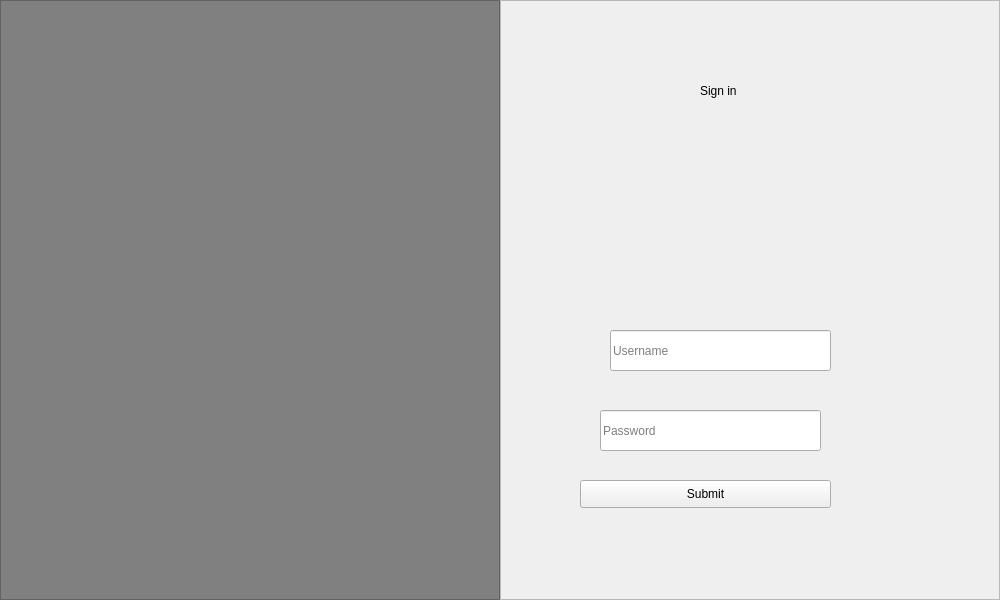
Before: the Qt Designer form POS/UI/login.ui in ReiZedlav/CSCC-21.1-Software-Engineering-1, drawn with Qt 5.
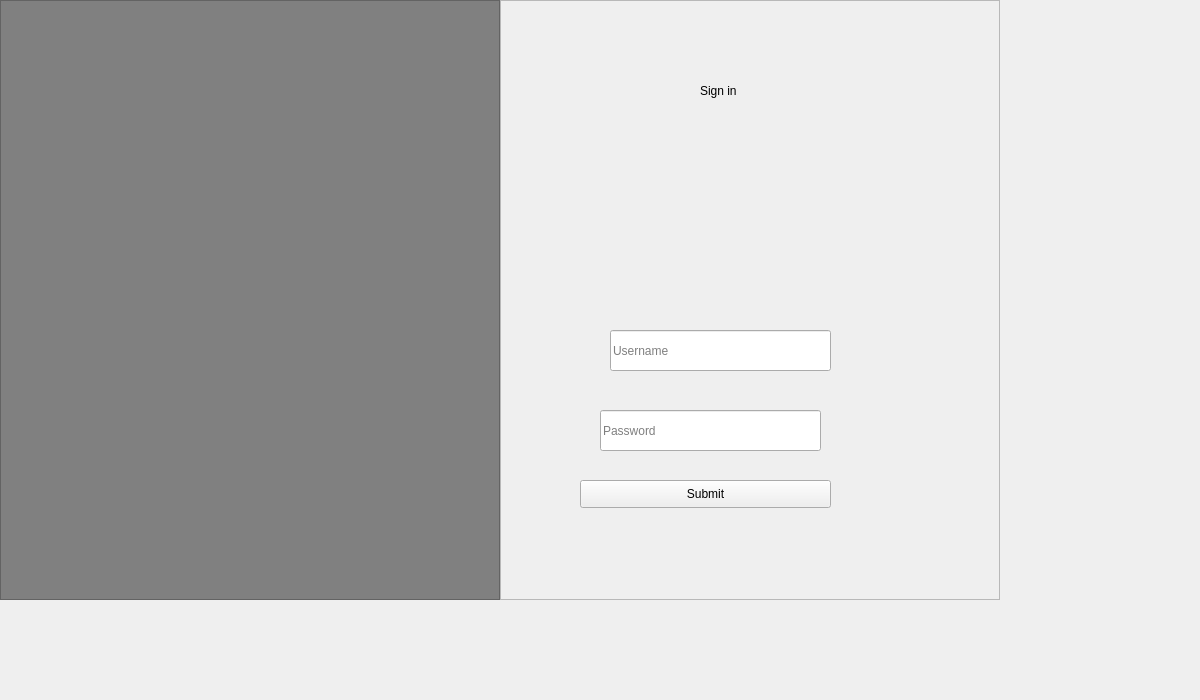
After: the same form once the commit is applied.

The edit to the form file:
```diff
--- a/POS/UI/login.ui
+++ b/POS/UI/login.ui
@@ -6,8 +6,8 @@
    <rect>
     <x>0</x>
     <y>0</y>
-    <width>1000</width>
-    <height>600</height>
+    <width>1200</width>
+    <height>700</height>
    </rect>
   </property>
   <property name="windowTitle">
```
